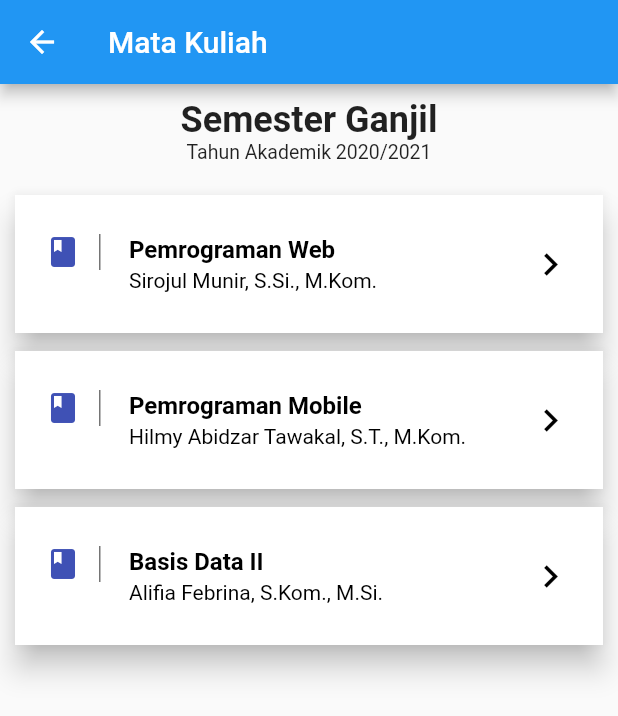
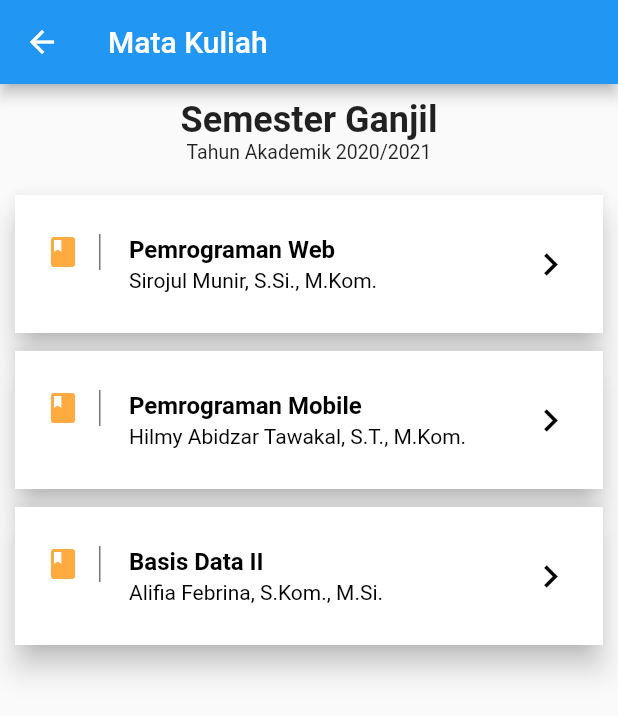
Before and after one commit to ardithlutf/mobile_student_sttnf, a Flutter app: the MKPage screen opened directly, on a phone screen of 412 x 824 dp. Shown: the top 716 px of the screen. Run offline on Flutter 3.47's test engine with Material 2 defaults, Android fonts, the phone set to English and light mode, and no system bars; our stand-ins replace bloc, bottom_navy_bar, carousel_slider, date_time_picker, flutter_bloc, flutter_speed_dial and 2 more; missing offline and left inert: expansion_card, google_map_location_picker; network calls fail.

```diff
--- a/lib/screens/absen_page.dart
+++ b/lib/screens/absen_page.dart
@@ -54,11 +54,11 @@ class _AbsenPageState extends State<AbsenPage> with TickerProviderStateMixin {
   }
 
   void getLocation() async {
-    String apiKey = 'AIzaSyB6iCZYgKBm1XZg45yAapLam3bsw3KDm18';
+    String apiKey = 'AIzaSyDkv0pGMFzMi76EAQZQJX0jvanwwhUZc5E';
 
     LocationResult result = await showLocationPicker(
       context, apiKey,
-      initialCenter: LatLng(31.1975844, 29.9598339),
+      initialCenter: LatLng(6, 106),
       automaticallyAnimateToCurrentLocation: true,
       myLocationButtonEnabled: true,
       requiredGPS: true,
--- a/lib/screens/dashboard_page.dart
+++ b/lib/screens/dashboard_page.dart
@@ -16,7 +16,7 @@ class DashboardPage extends StatefulWidget {
 class _DashboardPageState extends State<DashboardPage> {
   int _index = 0;
   PageController _pageController;
-  List title = ['Dashboard', 'Absensi', 'Profile'];
+  List title = ['Beranda', 'Absensi', 'Profile'];
 
   @override
   void initState() {
--- a/lib/screens/mk_page.dart
+++ b/lib/screens/mk_page.dart
@@ -30,7 +30,7 @@ class MKPage extends StatelessWidget {
                           border: new Border(
                               right: new BorderSide(
                                   width: 1.0, color: Colors.black54))),
-                      child: Icon(Icons.book, color: Colors.indigo),
+                      child: Icon(Icons.book, color: Colors.orangeAccent),
                     ),
                     title: Text(
                       "Pemrograman Web",
@@ -57,7 +57,7 @@ class MKPage extends StatelessWidget {
                           border: new Border(
                               right: new BorderSide(
                                   width: 1.0, color: Colors.black54))),
-                      child: Icon(Icons.book, color: Colors.indigo),
+                      child: Icon(Icons.book, color: Colors.orangeAccent),
                     ),
                     title: Text(
                       "Pemrograman Mobile",
@@ -84,7 +84,7 @@ class MKPage extends StatelessWidget {
                           border: new Border(
                               right: new BorderSide(
                                   width: 1.0, color: Colors.black54))),
-                      child: Icon(Icons.book, color: Colors.indigo),
+                      child: Icon(Icons.book, color: Colors.orangeAccent),
                     ),
                     title: Text(
                       "Basis Data II",
```
Also changed, not shown: 1 other file.
